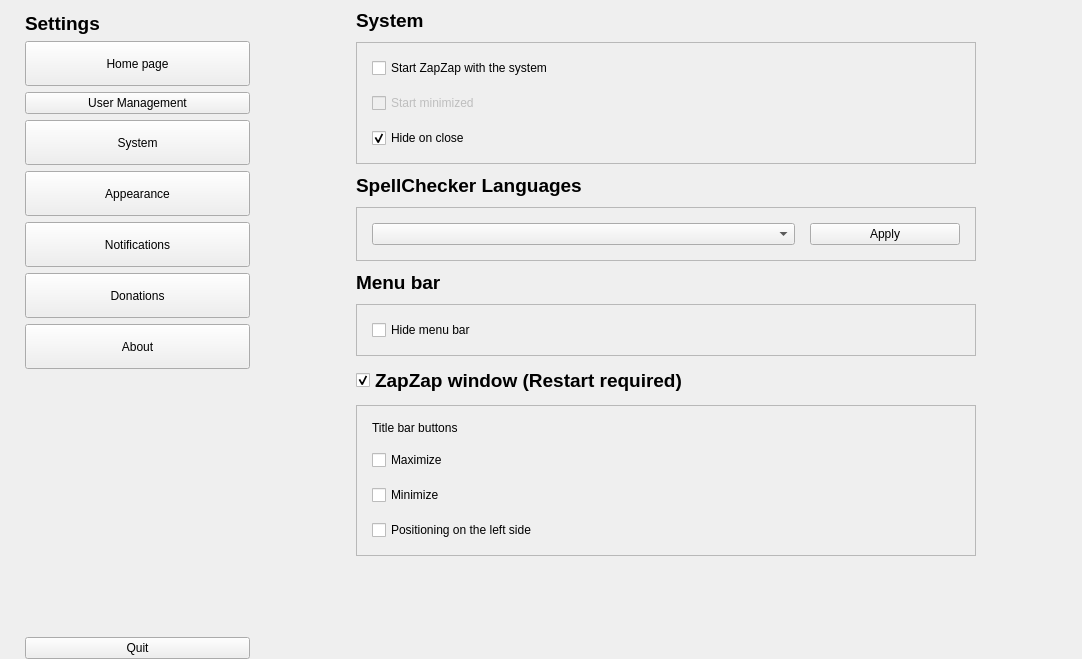
Above: zapzap/view/settings.ui from rafatosta/zapzap before the change. Below: the same form after it.
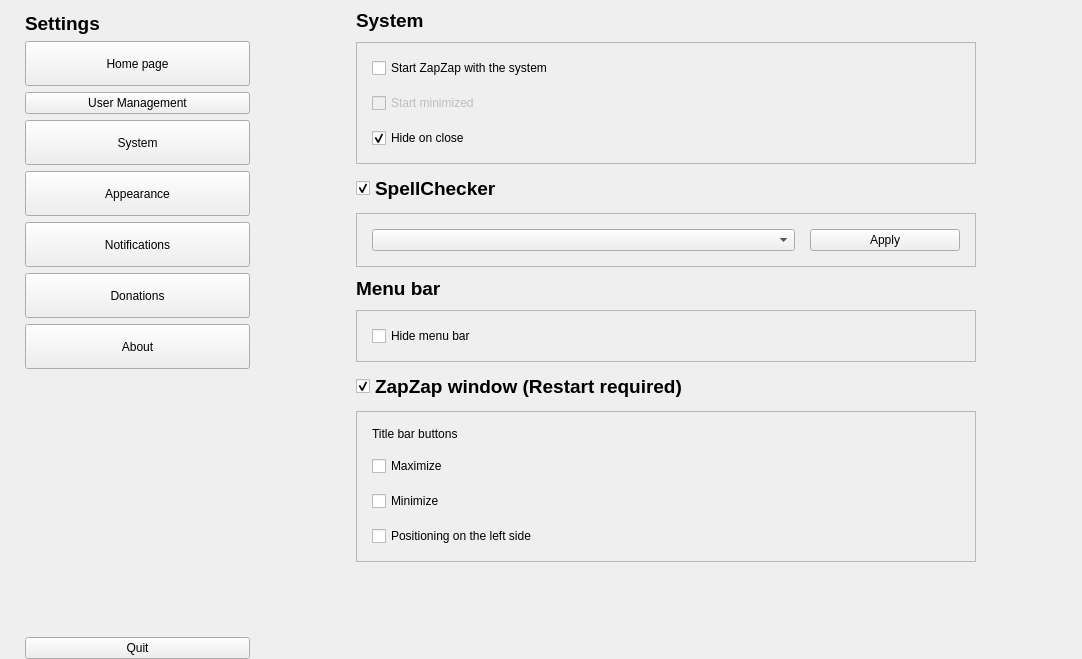
That is the form after the change. The open tabs and pages were chosen to show the change.

Commit message: Ability to turn off spell checking #117

Patch:
```diff
--- a/zapzap/view/settings.ui
+++ b/zapzap/view/settings.ui
@@ -460,7 +460,7 @@
                   </widget>
                  </item>
                  <item>
-                  <widget class="QLabel" name="label_8">
+                  <widget class="QCheckBox" name="checkSpellChecker">
                    <property name="font">
                     <font>
                      <pointsize>14</pointsize>
@@ -468,7 +468,10 @@
                     </font>
                    </property>
                    <property name="text">
-                    <string>SpellChecker Languages</string>
+                    <string>SpellChecker</string>
+                   </property>
+                   <property name="checked">
+                    <bool>true</bool>
                    </property>
                   </widget>
                  </item>
```
Left out of the diff: 24 changed lines with no effect on the pictures. The commit also changes 55 other files.
